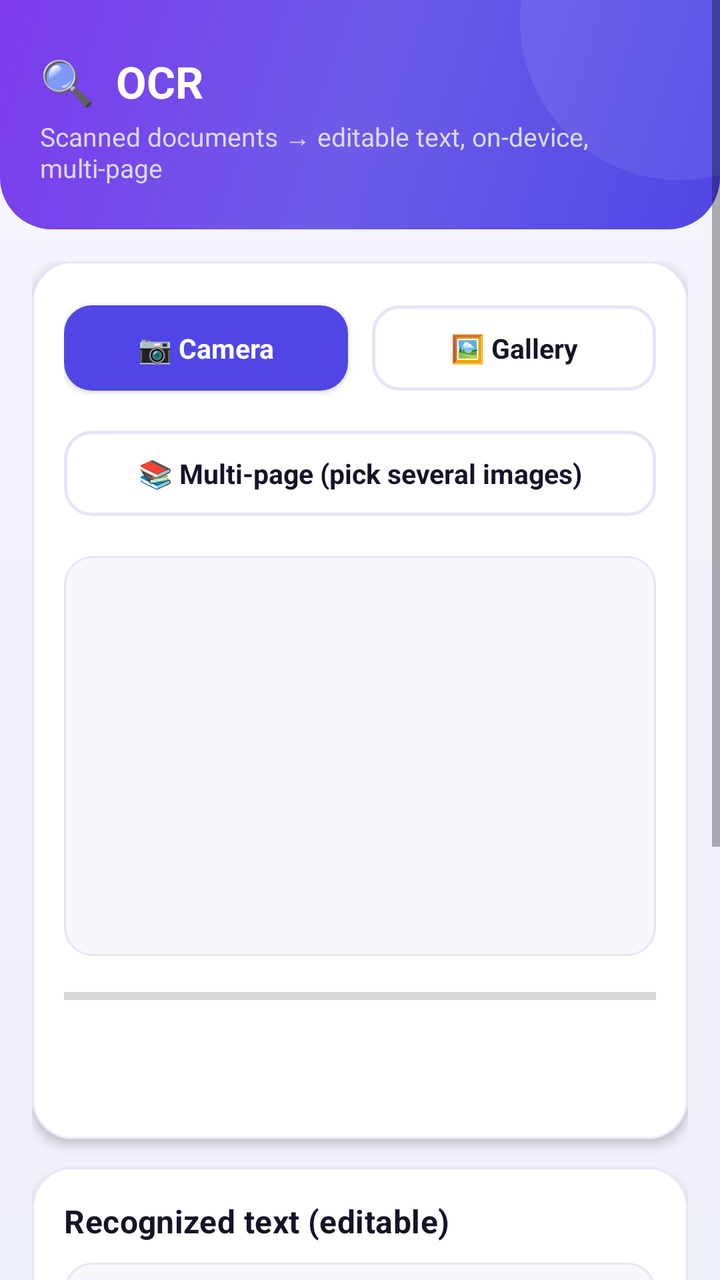
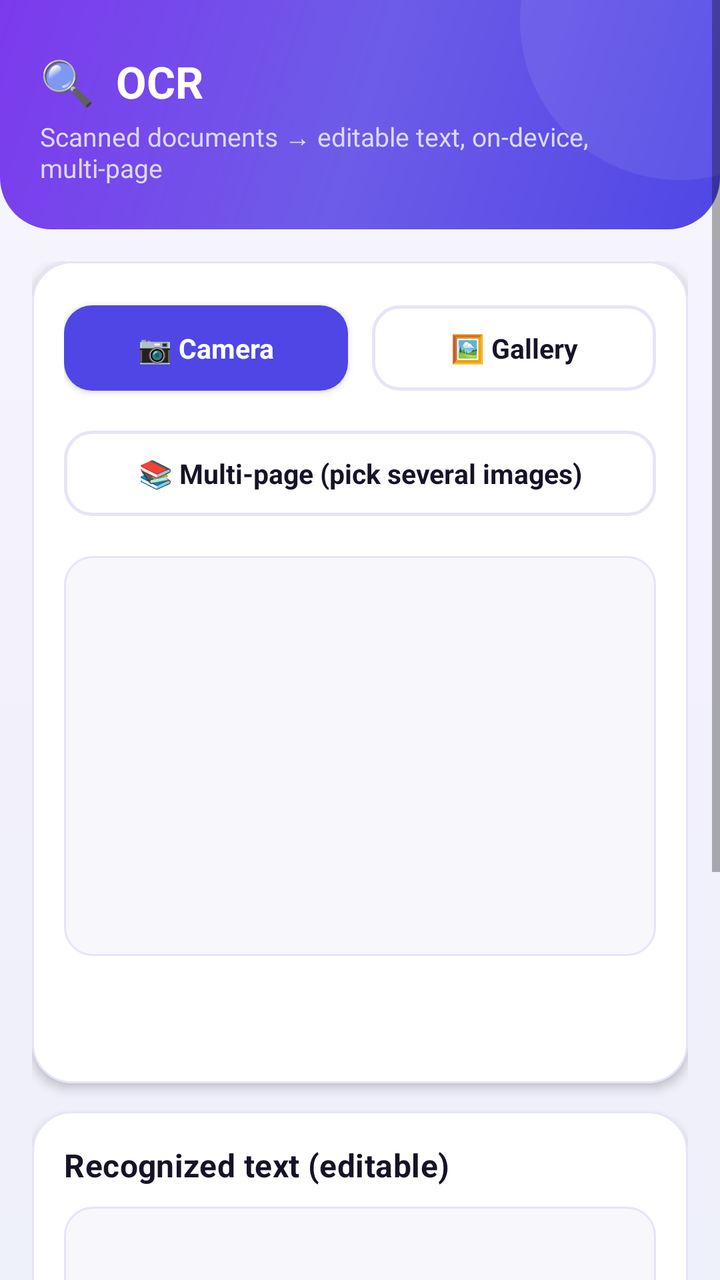

An Android layout rendered at two revisions. The XML below is the earlier revision; the diff shows what the commit changed to produce the second picture.
<!-- AndroidManifest.xml: application theme Theme.DataToolkit -->
<!-- res/layout/activity_ocr.xml -->
<?xml version="1.0" encoding="utf-8"?>
<ScrollView xmlns:android="http://schemas.android.com/apk/res/android"
    android:layout_width="match_parent"
    android:layout_height="match_parent"
    android:clipToPadding="false">

    <LinearLayout
        android:layout_width="match_parent"
        android:layout_height="wrap_content"
        android:orientation="vertical">

        <FrameLayout
            android:layout_width="match_parent"
            android:layout_height="wrap_content"
            android:background="@drawable/bg_header_flat"
            android:paddingStart="20dp" android:paddingEnd="20dp"
            android:paddingTop="26dp" android:paddingBottom="22dp">
            <LinearLayout android:layout_width="match_parent" android:layout_height="wrap_content" android:orientation="vertical">
                <TextView android:layout_width="wrap_content" android:layout_height="wrap_content"
                    android:text="🔍  OCR" android:textColor="@color/text_on_primary" android:textSize="22sp" android:textStyle="bold" />
                <TextView android:layout_width="wrap_content" android:layout_height="wrap_content" android:layout_marginTop="4dp"
                    android:text="Scanned documents → editable text, on-device, multi-page" android:textColor="@color/text_on_primary_muted" android:textSize="13sp" />
            </LinearLayout>
        </FrameLayout>

        <LinearLayout
            android:layout_width="match_parent"
            android:layout_height="wrap_content"
            android:orientation="vertical"
            android:padding="16dp">

            <com.google.android.material.card.MaterialCardView style="@style/Widget.App.Card" android:layout_width="match_parent" android:layout_height="wrap_content" android:layout_marginBottom="14dp">
                <LinearLayout android:layout_width="match_parent" android:layout_height="wrap_content" android:orientation="vertical">

                    <LinearLayout
                        android:layout_width="match_parent"
                        android:layout_height="wrap_content"
                        android:orientation="horizontal">

                        <com.google.android.material.button.MaterialButton
                            android:id="@+id/btnCamera"
                            style="@style/Widget.App.Button.Compact"
                            android:layout_width="0dp"
                            android:layout_height="wrap_content"
                            android:layout_weight="1"
                            android:layout_marginEnd="6dp"
                            android:text="📷 Camera" />

                        <com.google.android.material.button.MaterialButton
                            android:id="@+id/btnGallery"
                            style="@style/Widget.App.Button.Compact.Outlined"
                            android:layout_width="0dp"
                            android:layout_height="wrap_content"
                            android:layout_weight="1"
                            android:layout_marginStart="6dp"
                            android:text="🖼 Gallery" />
                    </LinearLayout>

                    <com.google.android.material.button.MaterialButton
                        android:id="@+id/btnMultiPage"
                        style="@style/Widget.App.Button.Compact.Outlined"
                        android:layout_width="match_parent"
                        android:layout_height="wrap_content"
                        android:layout_marginTop="8dp"
                        android:text="📚 Multi-page (pick several images)" />

                    <ImageView
                        android:id="@+id/ivPreview"
                        android:layout_width="match_parent"
                        android:layout_height="200dp"
                        android:layout_marginTop="14dp"
                        android:background="@drawable/bg_input_field"
                        android:scaleType="centerInside" />

                    <ProgressBar
                        android:id="@+id/progressBar"
                        style="?android:attr/progressBarStyleHorizontal"
                        android:layout_width="match_parent"
                        android:layout_height="wrap_content"
                        android:layout_marginTop="12dp"
                        android:progressTint="@color/primary"
                        android:max="100" />

                    <TextView
                        android:id="@+id/tvStatus"
                        android:layout_width="match_parent"
                        android:layout_height="wrap_content"
                        android:layout_marginTop="10dp"
                        android:textColor="@color/text_secondary"
                        android:textSize="12.5sp" />

                    <TextView
                        android:id="@+id/tvSummary"
                        android:layout_width="match_parent"
                        android:layout_height="wrap_content"
                        android:layout_marginTop="4dp"
                        android:textColor="@color/text_secondary"
                        android:textSize="12sp"
                        android:textStyle="italic" />
                </LinearLayout>
            </com.google.android.material.card.MaterialCardView>

            <com.google.android.material.card.MaterialCardView style="@style/Widget.App.Card" android:layout_width="match_parent" android:layout_height="wrap_content">
                <LinearLayout android:layout_width="match_parent" android:layout_height="wrap_content" android:orientation="vertical">
                    <TextView
                        android:layout_width="wrap_content"
                        android:layout_height="wrap_content"
                        android:text="Recognized text (editable)"
                        android:textAppearance="@style/TextAppearance.App.SectionTitle" />

                    <EditText
                        android:id="@+id/etResult"
                        android:layout_width="match_parent"
                        android:layout_height="190dp"
                        android:layout_marginTop="10dp"
                        android:background="@drawable/bg_input_field_focused"
                        android:gravity="top|start"
                        android:textSize="13.5sp"
                        android:inputType="textMultiLine" />

                    <TextView
                        android:layout_width="wrap_content"
                        android:layout_height="wrap_content"
                        android:layout_marginTop="14dp"
                        android:text="Export as"
                        android:textAppearance="@style/TextAppearance.App.SectionTitle" />

                    <LinearLayout
                        android:layout_width="match_parent"
                        android:layout_height="wrap_content"
                        android:layout_marginTop="8dp"
                        android:orientation="horizontal">

                        <com.google.android.material.button.MaterialButton
                            android:id="@+id/btnSaveText"
                            style="@style/Widget.App.Button.Compact.Outlined"
                            android:layout_width="0dp" android:layout_height="wrap_content" android:layout_weight="1"
                            android:layout_marginEnd="4dp" android:enabled="false"
                            android:text="TXT" />

                        <com.google.android.material.button.MaterialButton
                            android:id="@+id/btnSavePdf"
                            style="@style/Widget.App.Button.Compact.Outlined"
                            android:layout_width="0dp" android:layout_height="wrap_content" android:layout_weight="1"
                            android:layout_marginStart="4dp" android:layout_marginEnd="4dp" android:enabled="false"
                            android:text="PDF" />

                        <com.google.android.material.button.MaterialButton
                            android:id="@+id/btnSaveDocx"
                            style="@style/Widget.App.Button.Compact.Outlined"
                            android:layout_width="0dp" android:layout_height="wrap_content" android:layout_weight="1"
                            android:layout_marginStart="4dp" android:layout_marginEnd="4dp" android:enabled="false"
                            android:text="DOCX" />

                        <com.google.android.material.button.MaterialButton
                            android:id="@+id/btnSaveXlsx"
                            style="@style/Widget.App.Button.Compact.Outlined"
                            android:layout_width="0dp" android:layout_height="wrap_content" android:layout_weight="1"
                            android:layout_marginStart="4dp" android:enabled="false"
                            android:text="XLSX" />
                    </LinearLayout>
                </LinearLayout>
            </com.google.android.material.card.MaterialCardView>

        </LinearLayout>
    </LinearLayout>
</ScrollView>
<!-- resources referenced by this layout -->
<resources>
  <color name="primary">#4F46E5</color>
  <color name="text_on_primary">#FFFFFF</color>
  <color name="text_on_primary_muted">#DCD9FB</color>
  <color name="text_secondary">#68647E</color>
  <!-- drawable bg_input_field (drawable) -->
  <?xml version="1.0" encoding="utf-8"?>
  <shape xmlns:android="http://schemas.android.com/apk/res/android" android:shape="rectangle">
      <solid android:color="@color/surface_muted" />
      <stroke android:width="1dp" android:color="@color/stroke" />
      <corners android:radius="14dp" />
      <padding android:left="12dp" android:top="12dp" android:right="12dp" android:bottom="12dp" />
  </shape>
  <style name="TextAppearance.App.SectionTitle" parent="TextAppearance.MaterialComponents.Subtitle1">
          <item name="android:textColor">@color/text_primary</item>
          <item name="android:textStyle">bold</item>
          <item name="android:textSize">16sp</item>
      </style>
  <style name="Widget.App.Button.Compact" parent="Widget.App.Button.Primary">
          <item name="android:textSize">13.5sp</item>
          <item name="android:paddingTop">12dp</item>
          <item name="android:paddingBottom">12dp</item>
          <item name="cornerRadius">14dp</item>
      </style>
  <style name="Widget.App.Button.Compact.Outlined" parent="Widget.App.Button.Outlined">
          <item name="android:textSize">13.5sp</item>
          <item name="android:paddingTop">12dp</item>
          <item name="android:paddingBottom">12dp</item>
          <item name="cornerRadius">14dp</item>
      </style>
  <style name="Widget.App.Card" parent="Widget.MaterialComponents.CardView">
          <item name="cardCornerRadius">20dp</item>
          <item name="cardElevation">3dp</item>
          <item name="cardBackgroundColor">@color/surface</item>
          <item name="strokeColor">@color/stroke</item>
          <item name="strokeWidth">1dp</item>
          <item name="contentPadding">16dp</item>
          <item name="rippleColor">@color/icon_chip_bg</item>
      </style>
  <color name="gradient_start">#4F46E5</color>
  <color name="gradient_mid">#6D5CE8</color>
  <color name="gradient_end">#7C3AED</color>
  <color name="surface_muted">#F7F7FC</color>
  <color name="stroke">#E7E4F7</color>
  <color name="surface">#FFFFFF</color>
  <color name="text_primary">#161327</color>
  <style name="Widget.App.Button.Primary" parent="Widget.MaterialComponents.Button">
          <item name="backgroundTint">@color/primary</item>
          <item name="cornerRadius">16dp</item>
          <item name="android:textAllCaps">false</item>
          <item name="android:textStyle">bold</item>
          <item name="android:textSize">15sp</item>
          <item name="android:letterSpacing">0</item>
          <item name="android:paddingTop">14dp</item>
          <item name="android:paddingBottom">14dp</item>
          <item name="rippleColor">@color/ripple_on_primary</item>
          <item name="elevation">2dp</item>
      </style>
  <color name="icon_chip_bg">#EDE9FE</color>
  <color name="primary_dark">#3730A3</color>
  <color name="secondary">#7C3AED</color>
  <color name="accent">#F59E0B</color>
  <!-- drawable bg_app_gradient (drawable) -->
  <?xml version="1.0" encoding="utf-8"?>
  <layer-list xmlns:android="http://schemas.android.com/apk/res/android">
      <item>
          <shape android:shape="rectangle">
              <gradient
                  android:type="linear"
                  android:angle="90"
                  android:startColor="@color/background_alt"
                  android:centerColor="@color/background"
                  android:endColor="@color/background_soft" />
          </shape>
      </item>
  </layer-list>
  <color name="background">#F3F1FB</color>
  <color name="ripple_on_primary">#33FFFFFF</color>
  <color name="background_alt">#EEF0FA</color>
  <color name="background_soft">#F7F5FC</color>
  <!-- unchanged entries left out for length: 4 -->
</resources>

<!-- the commit's change to res/layout/activity_ocr.xml (unified diff, before → after) -->
@@ -79,7 +79,8 @@
                         android:layout_height="wrap_content"
                         android:layout_marginTop="12dp"
                         android:progressTint="@color/primary"
-                        android:max="100" />
+                        android:max="100"
+                        android:visibility="gone" />
 
                     <TextView
                         android:id="@+id/tvStatus"
